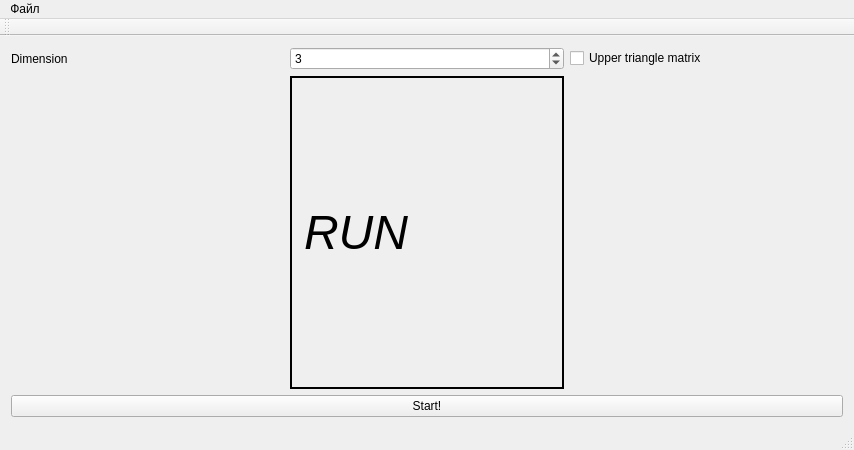
The window that mainwindow.ui (kenko911/matrixsolver) describes before a commit, drawn with Qt 5.
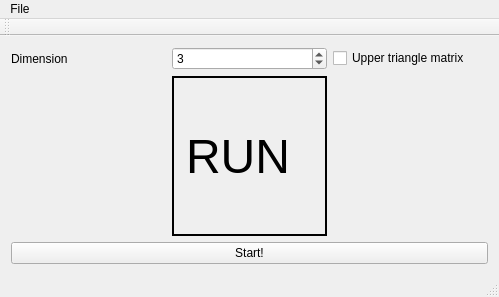
The same window after the commit.

Commit message: Purge russian strings

```diff
--- a/mainwindow.ui
+++ b/mainwindow.ui
@@ -6,8 +6,8 @@
    <rect>
     <x>0</x>
     <y>0</y>
-    <width>854</width>
-    <height>450</height>
+    <width>499</width>
+    <height>297</height>
    </rect>
   </property>
   <property name="windowTitle">
@@ -31,7 +31,7 @@
        <font>
         <pointsize>36</pointsize>
         <weight>50</weight>
-        <italic>true</italic>
+        <italic>false</italic>
         <bold>false</bold>
        </font>
       </property>
@@ -80,13 +80,13 @@
     <rect>
      <x>0</x>
      <y>0</y>
-     <width>854</width>
+     <width>499</width>
      <height>24</height>
     </rect>
    </property>
    <widget class="QMenu" name="menu">
     <property name="title">
-     <string>Файл</string>
+     <string>File</string>
     </property>
     <addaction name="actExit"/>
    </widget>
```
Left out of the diff: 23 changed lines with no effect on the pictures.
